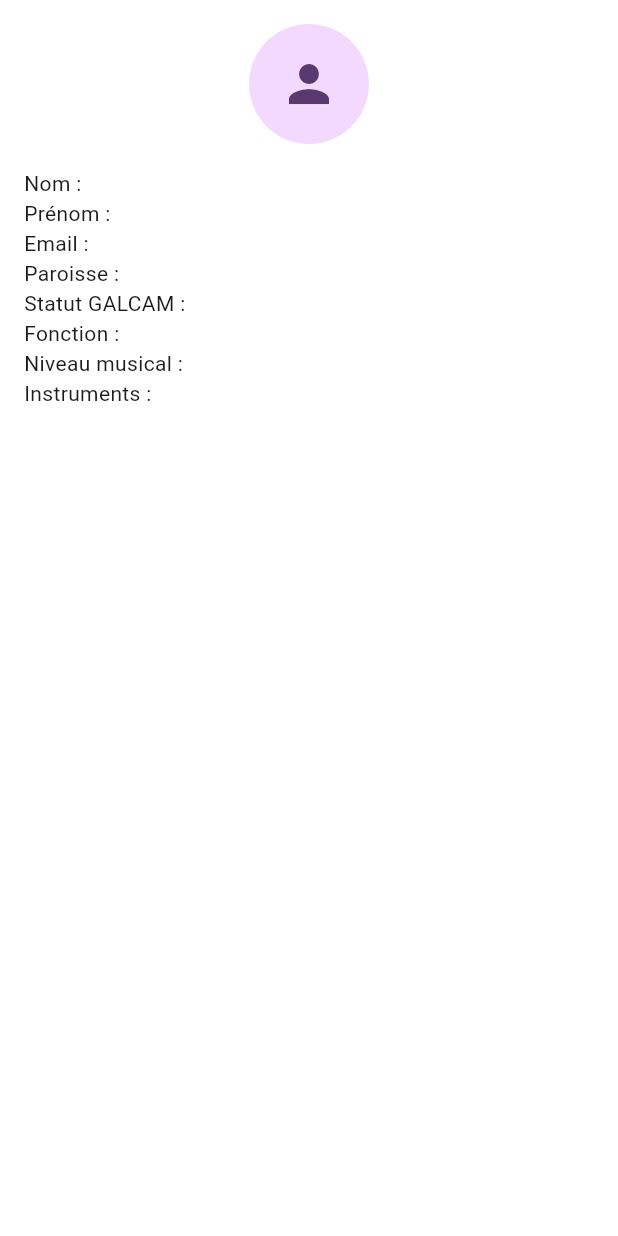
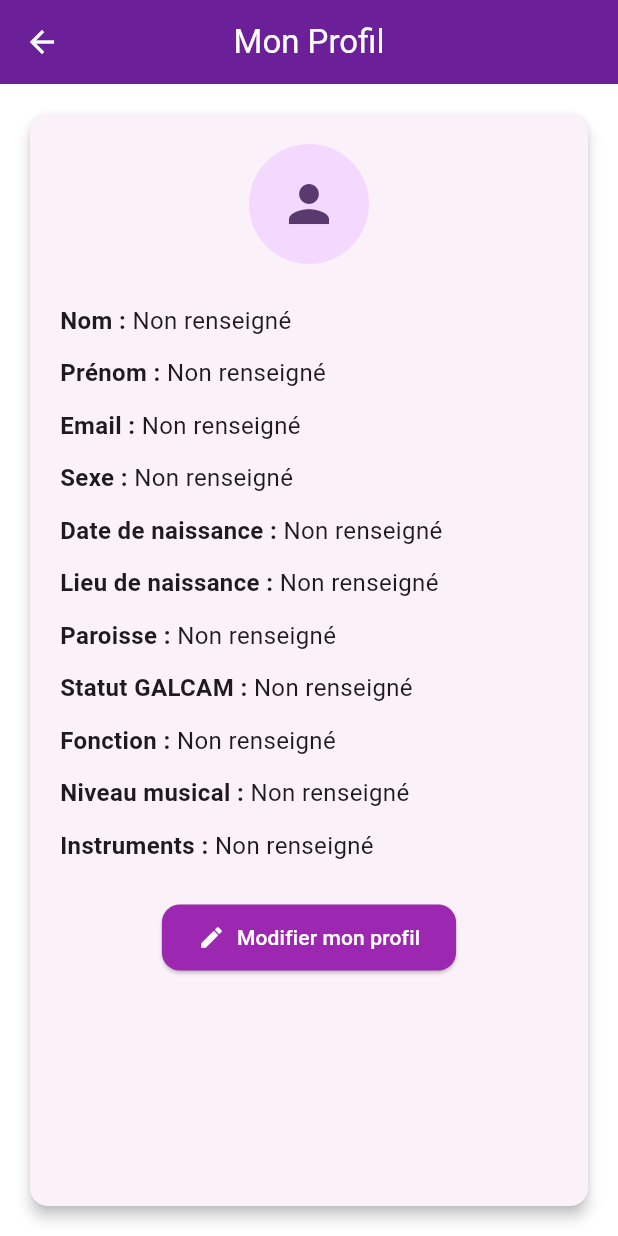
Before and after one commit to Antoinesha/Cantique-Liturgique, a Flutter app: the ProfilScreen screen opened directly, on a phone screen of 412 x 824 dp. Run offline on Flutter 3.47's test engine with Material 3 defaults, Android fonts, the phone set to English and light mode, and no system bars; our stand-ins replace cloud_firestore, firebase_auth, firebase_core, flutter_animate, image_picker, smooth_page_indicator; accounts and stored records are empty.

Commit message:
Ajout de l'écran Programme liturgique et mise à jour de l'écran Profil avec des informations utilisateur détaillées et des options de modification.

```diff
--- a/lib/screens/home_screen.dart
+++ b/lib/screens/home_screen.dart
@@ -1,6 +1,7 @@
 import 'package:cantique_liturgique/screens/chants_screen.dart';
 import 'package:cantique_liturgique/screens/favoris_screen.dart';
 import 'package:cantique_liturgique/screens/profil_screen.dart';
+import 'package:cantique_liturgique/screens/programme_liturgique_screen.dart';
 import 'package:cantique_liturgique/screens/recherche_screen.dart';
 import 'package:flutter/material.dart';
 
@@ -22,6 +23,7 @@ class _HomeScreenState extends State<HomeScreen> {
     //Center(child: Text("🔍 Recherche de chants")),
     //Center(child: Text("⭐ Favoris")),
     const FavorisScreen(),
+    const ProgrammeLiturgiqueScreen(),
     //Center(child: Text("👤 Profil utilisateur")),
     const ProfilScreen(),
   ];
@@ -44,6 +46,10 @@ class _HomeScreenState extends State<HomeScreen> {
           ),
           BottomNavigationBarItem(icon: Icon(Icons.search), label: 'Recherche'),
           BottomNavigationBarItem(icon: Icon(Icons.star), label: 'Favoris'),
+          BottomNavigationBarItem(
+            icon: Icon(Icons.calendar_today),
+            label: 'Programme',
+          ),
           BottomNavigationBarItem(icon: Icon(Icons.person), label: 'Profil'),
         ],
       ),
--- a/lib/screens/profil_screen.dart
+++ b/lib/screens/profil_screen.dart
@@ -15,37 +15,106 @@ class ProfilScreen extends StatelessWidget {
     return snapshot.data();
   }
 
+  Widget _buildInfoRow(String label, String value) {
+    return Padding(
+      padding: const EdgeInsets.symmetric(vertical: 6),
+      child: Row(
+        crossAxisAlignment: CrossAxisAlignment.start,
+        children: [
+          Text(
+            "$label : ",
+            style: const TextStyle(fontWeight: FontWeight.bold, fontSize: 16),
+          ),
+          Expanded(
+            child: Text(
+              value.isNotEmpty ? value : "Non renseigné",
+              style: const TextStyle(fontSize: 16),
+            ),
+          ),
+        ],
+      ),
+    );
+  }
+
   @override
   Widget build(BuildContext context) {
     return FutureBuilder<Map<String, dynamic>?>(
       future: _getUserData(),
       builder: (context, snapshot) {
         if (snapshot.connectionState == ConnectionState.waiting) {
-          return const Center(child: CircularProgressIndicator());
+          return const Scaffold(
+            body: Center(child: CircularProgressIndicator()),
+          );
         }
 
         final data = snapshot.data;
 
         if (data == null) {
-          return const Center(
-            child: Text("Aucune donnée utilisateur trouvée."),
+          return const Scaffold(
+            body: Center(child: Text("Aucune donnée utilisateur trouvée.")),
           );
         }
 
-        return ListView(
-          padding: const EdgeInsets.all(16),
-          children: [
-            const CircleAvatar(radius: 40, child: Icon(Icons.person, size: 40)),
-            const SizedBox(height: 16),
-            Text("Nom : ${data['nom'] ?? ''}"),
-            Text("Prénom : ${data['prenom'] ?? ''}"),
-            Text("Email : ${data['email'] ?? ''}"),
-            Text("Paroisse : ${data['paroisse'] ?? ''}"),
-            Text("Statut GALCAM : ${data['statut_galcam'] ?? ''}"),
-            Text("Fonction : ${data['fonction'] ?? ''}"),
-            Text("Niveau musical : ${data['niveau_musical'] ?? ''}"),
-            Text("Instruments : ${data['instruments'] ?? ''}"),
-          ],
+        return Scaffold(
+          appBar: AppBar(title: const Text("Mon Profil")),
+          body: Padding(
+            padding: const EdgeInsets.all(16),
+            child: Card(
+              elevation: 4,
+              shape: RoundedRectangleBorder(
+                borderRadius: BorderRadius.circular(12),
+              ),
+              child: Padding(
+                padding: const EdgeInsets.all(20),
+                child: Column(
+                  children: [
+                    const CircleAvatar(
+                      radius: 40,
+                      child: Icon(Icons.person, size: 40),
+                    ),
+                    const SizedBox(height: 20),
+                    _buildInfoRow("Nom", data['nom'] ?? ''),
+                    _buildInfoRow("Prénom", data['prenom'] ?? ''),
+                    _buildInfoRow("Email", data['email'] ?? ''),
+                    _buildInfoRow("Sexe", data['sexe'] ?? ''),
+                    _buildInfoRow(
+                      "Date de naissance",
+                      (data['date_naissance'] ?? '').toString(),
+                    ),
+                    _buildInfoRow(
+                      "Lieu de naissance",
+                      data['lieu_naissance'] ?? '',
+                    ),
+                    _buildInfoRow("Paroisse", data['paroisse'] ?? ''),
+                    _buildInfoRow("Statut GALCAM", data['statut_galcam'] ?? ''),
+                    _buildInfoRow("Fonction", data['fonction'] ?? ''),
+                    _buildInfoRow(
+                      "Niveau musical",
+                      data['niveau_musical'] ?? '',
+                    ),
+                    _buildInfoRow("Instruments", data['instruments'] ?? ''),
+                    const SizedBox(height: 20),
+                    ElevatedButton.icon(
+                      onPressed: () {
+                        // 🔜 Redirige vers la page de modification
+                        Navigator.pushNamed(context, '/modifier-profil');
+                      },
+                      icon: const Icon(Icons.edit),
+                      label: const Text("Modifier mon profil"),
+                      style: ElevatedButton.styleFrom(
+                        backgroundColor: Colors.purple,
+                        foregroundColor: Colors.white,
+                        padding: const EdgeInsets.symmetric(
+                          horizontal: 24,
+                          vertical: 12,
+                        ),
+                      ),
+                    ),
+                  ],
+                ),
+              ),
+            ),
+          ),
         );
       },
     );
```
Also changed, not shown: lib/screens/liste_chants_par_categorie_screen.dart (added, +77 -0 lines), lib/screens/modifier_profil_screen.dart (added, +145 -0 lines), lib/screens/programme_liturgique_screen.dart (added, +46 -0 lines).
